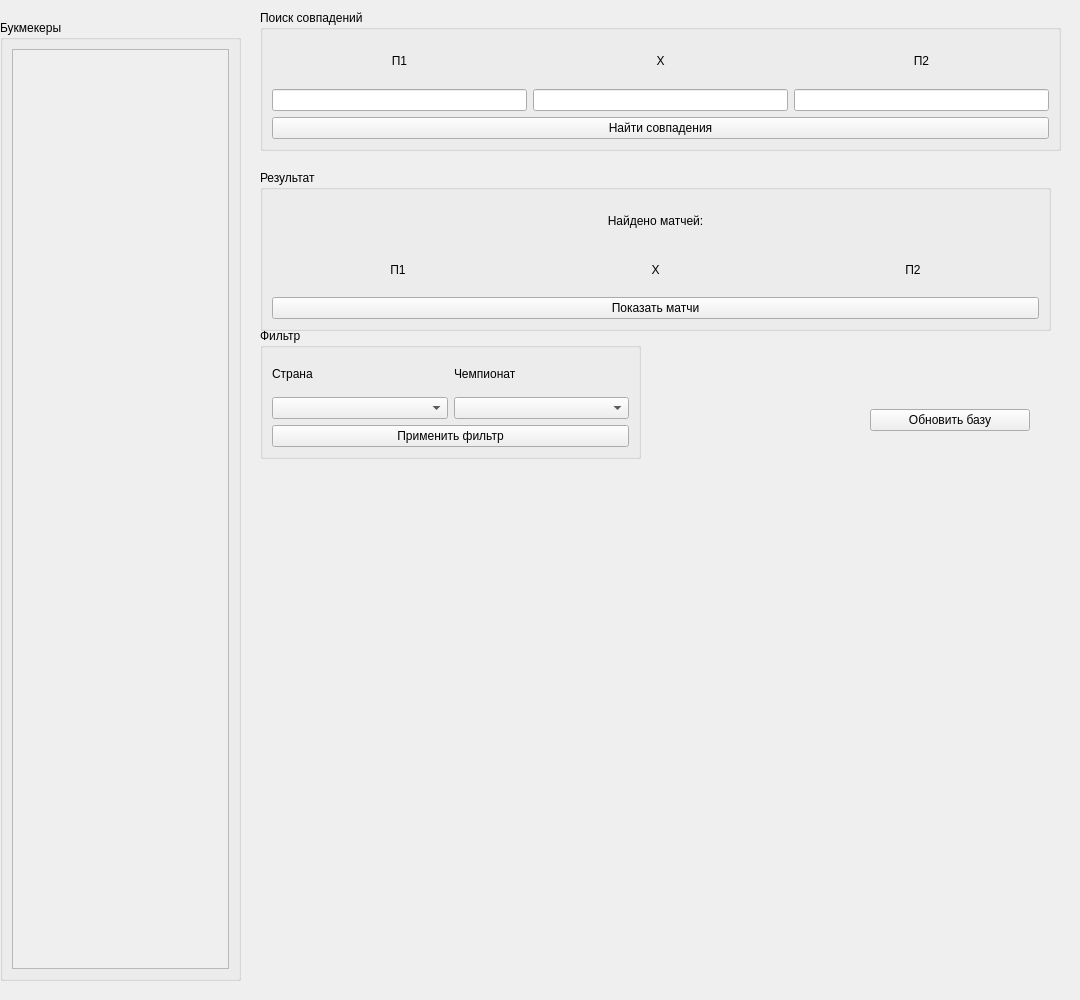
The window that design.ui (isys35/oddsportal_parser) describes before a commit, drawn with Qt 5.
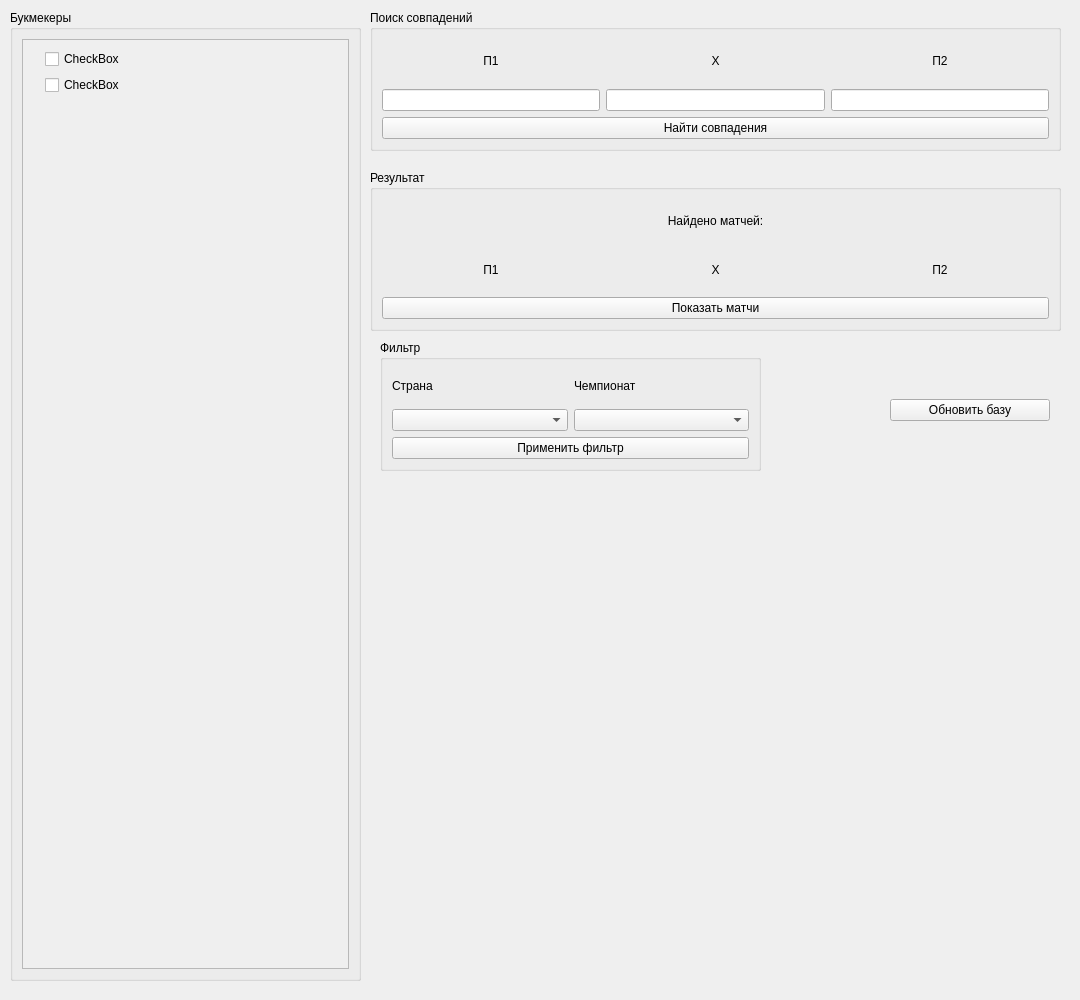
The same window after the commit. Icons and pictures are not drawn.

The edit to the form file:
```diff
--- a/design.ui
+++ b/design.ui
@@ -29,10 +29,10 @@
    <widget class="QGroupBox" name="groupBox">
     <property name="geometry">
      <rect>
-      <x>0</x>
-      <y>20</y>
-      <width>241</width>
-      <height>961</height>
+      <x>10</x>
+      <y>10</y>
+      <width>351</width>
+      <height>971</height>
      </rect>
     </property>
     <property name="title">
@@ -49,13 +49,48 @@
          <rect>
           <x>0</x>
           <y>0</y>
-          <width>215</width>
-          <height>919</height>
+          <width>325</width>
+          <height>929</height>
          </rect>
         </property>
         <layout class="QVBoxLayout" name="verticalLayout">
          <item>
-          <widget class="QWidget" name="widget" native="true"/>
+          <layout class="QFormLayout" name="formLayout_2">
+           <item row="0" column="0">
+            <widget class="QLabel" name="label_11">
+             <property name="text">
+              <string/>
+             </property>
+             <property name="pixmap">
+              <pixmap>logotypes/1xbet.png</pixmap>
+             </property>
+            </widget>
+           </item>
+           <item row="0" column="1">
+            <widget class="QCheckBox" name="checkBox">
+             <property name="text">
+              <string>CheckBox</string>
+             </property>
+            </widget>
+           </item>
+           <item row="1" column="0">
+            <widget class="QLabel" name="label_12">
+             <property name="text">
+              <string/>
+             </property>
+             <property name="pixmap">
+              <pixmap>logotypes/1xstavka.png</pixmap>
+             </property>
+            </widget>
+           </item>
+           <item row="1" column="1">
+            <widget class="QCheckBox" name="checkBox_2">
+             <property name="text">
+              <string>CheckBox</string>
+             </property>
+            </widget>
+           </item>
+          </layout>
          </item>
         </layout>
        </widget>
@@ -66,9 +101,9 @@
    <widget class="QGroupBox" name="groupBox_2">
     <property name="geometry">
      <rect>
-      <x>260</x>
+      <x>370</x>
       <y>10</y>
-      <width>801</width>
+      <width>691</width>
       <height>141</height>
      </rect>
     </property>
@@ -147,9 +182,9 @@
    <widget class="QGroupBox" name="groupBox_3">
     <property name="geometry">
      <rect>
-      <x>260</x>
+      <x>370</x>
       <y>170</y>
-      <width>791</width>
+      <width>691</width>
       <height>161</height>
      </rect>
     </property>
@@ -217,8 +252,8 @@
    <widget class="QGroupBox" name="groupBox_4">
     <property name="geometry">
      <rect>
-      <x>260</x>
-      <y>328</y>
+      <x>380</x>
+      <y>340</y>
       <width>381</width>
       <height>131</height>
      </rect>
@@ -279,8 +314,8 @@
    <widget class="QWidget" name="verticalLayoutWidget">
     <property name="geometry">
      <rect>
-      <x>870</x>
-      <y>380</y>
+      <x>890</x>
+      <y>370</y>
       <width>160</width>
       <height>80</height>
      </rect>
@@ -295,6 +330,19 @@
      </item>
     </layout>
    </widget>
+   <widget class="QLabel" name="label_10">
+    <property name="geometry">
+     <rect>
+      <x>310</x>
+      <y>590</y>
+      <width>158</width>
+      <height>29</height>
+     </rect>
+    </property>
+    <property name="text">
+     <string/>
+    </property>
+   </widget>
   </widget>
  </widget>
  <resources/>
```
